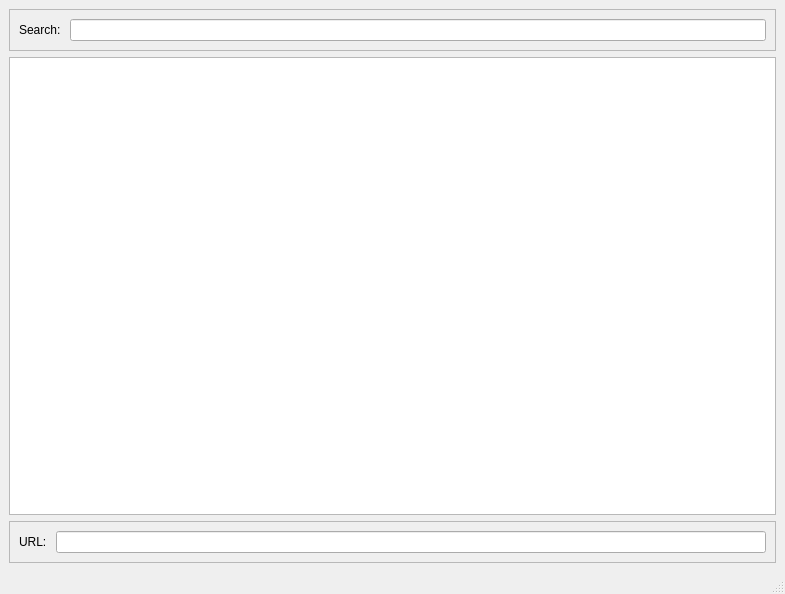
Above: weboob/frontends/qvideoob/ui/main_window.ui from laurentb/weboob before the change. Below: the same form after it.
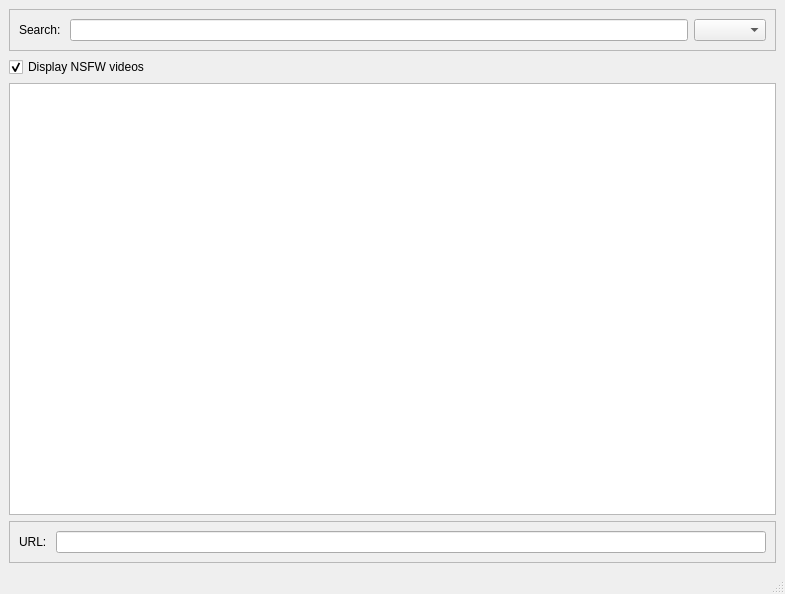
That is the form after the change.

Commit message: ability to select a specific backend, and to display or not NSFW videos

Diff of the .ui file:
```diff
--- a/weboob/frontends/qvideoob/ui/main_window.ui
+++ b/weboob/frontends/qvideoob/ui/main_window.ui
@@ -34,9 +34,22 @@
        <item>
         <widget class="QLineEdit" name="searchEdit"/>
        </item>
+       <item>
+        <widget class="QComboBox" name="backendEdit"/>
+       </item>
       </layout>
      </widget>
     </item>
+    <item>
+     <widget class="QCheckBox" name="nsfwCheckBox">
+      <property name="text">
+       <string>Display NSFW videos</string>
+      </property>
+      <property name="checked">
+       <bool>true</bool>
+      </property>
+     </widget>
+    </item>
     <item>
      <widget class="QScrollArea" name="scrollArea">
       <property name="styleSheet">
@@ -51,7 +64,7 @@
          <x>0</x>
          <y>0</y>
          <width>763</width>
-         <height>419</height>
+         <height>393</height>
         </rect>
        </property>
        <property name="styleSheet">
```
The commit also changes 1 other file.
